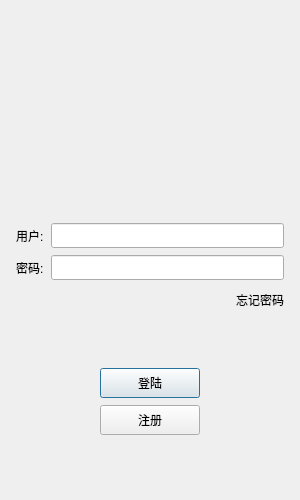
Before: the Qt Designer form Client_by_Qt/logindialog.ui in BIGGOODSHIP/BigChat, drawn with Qt 5.
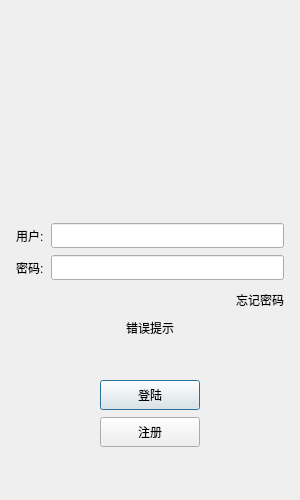
After: the same form once the commit is applied. Icons and pictures are not drawn. Custom widgets are drawn as their Qt base class.

Diff of the .ui file:
```diff
--- a/Client_by_Qt/logindialog.ui
+++ b/Client_by_Qt/logindialog.ui
@@ -195,6 +195,16 @@
        </item>
       </layout>
      </item>
+     <item>
+      <widget class="QLabel" name="err_tip">
+       <property name="text">
+        <string>错误提示</string>
+       </property>
+       <property name="alignment">
+        <set>Qt::AlignmentFlag::AlignCenter</set>
+       </property>
+      </widget>
+     </item>
      <item>
       <spacer name="verticalSpacer_2">
        <property name="orientation">
```
Left out of the diff: 4 changed lines with no effect on the pictures.
